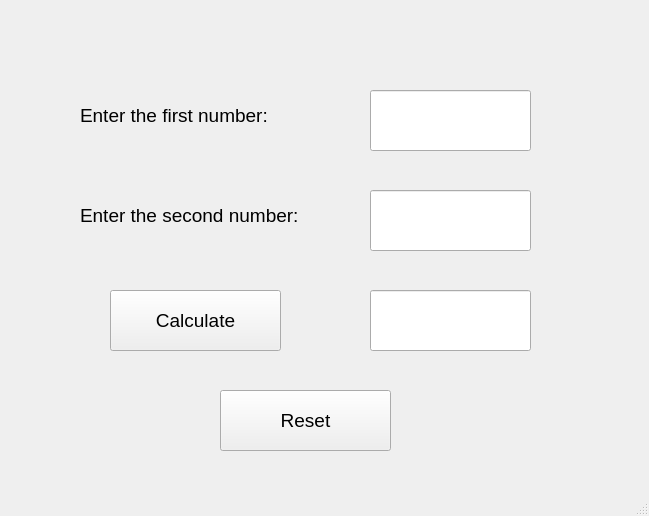
Before: the Qt Designer form Calculator/mainwindow.ui in danh21/QT_Basic_Calculator, drawn with Qt 5.
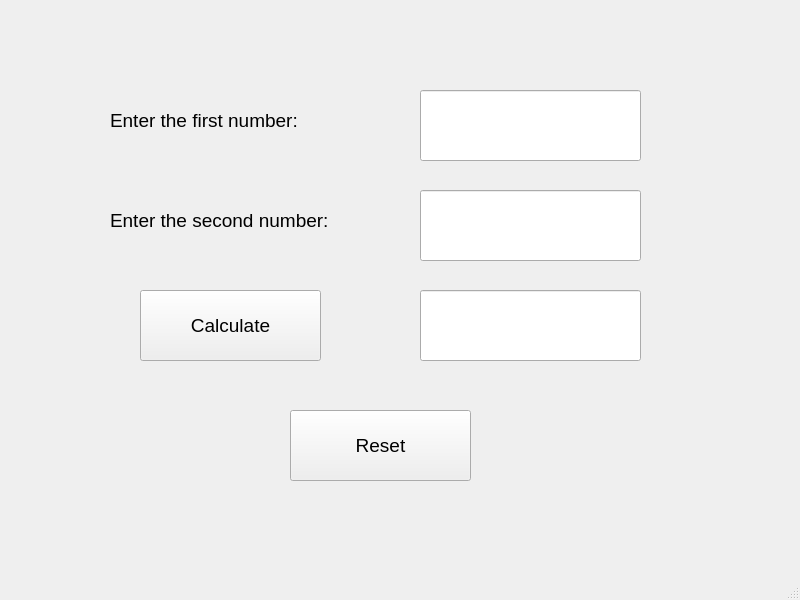
After: the same form once the commit is applied.

Patch:
```diff
--- a/Calculator/mainwindow.ui
+++ b/Calculator/mainwindow.ui
@@ -6,81 +6,21 @@
    <rect>
     <x>0</x>
     <y>0</y>
-    <width>649</width>
-    <height>516</height>
+    <width>800</width>
+    <height>600</height>
    </rect>
   </property>
   <property name="windowTitle">
    <string>MainWindow</string>
   </property>
   <widget class="QWidget" name="centralwidget">
-   <widget class="QLabel" name="label">
-    <property name="geometry">
-     <rect>
-      <x>80</x>
-      <y>90</y>
-      <width>241</width>
-      <height>51</height>
-     </rect>
-    </property>
-    <property name="font">
-     <font>
-      <pointsize>14</pointsize>
-     </font>
-    </property>
-    <property name="text">
-     <string>Enter the first number: </string>
-    </property>
-   </widget>
-   <widget class="QLabel" name="label_2">
-    <property name="geometry">
-     <rect>
-      <x>80</x>
-      <y>190</y>
-      <width>271</width>
-      <height>51</height>
-     </rect>
-    </property>
-    <property name="font">
-     <font>
-      <pointsize>14</pointsize>
-     </font>
-    </property>
-    <property name="text">
-     <string>Enter the second number: </string>
-    </property>
-   </widget>
-   <widget class="QLineEdit" name="num1">
-    <property name="geometry">
-     <rect>
-      <x>370</x>
-      <y>90</y>
-      <width>161</width>
-      <height>61</height>
-     </rect>
-    </property>
-    <property name="font">
-     <font>
-      <pointsize>16</pointsize>
-     </font>
-    </property>
-    <property name="mouseTracking">
-     <bool>false</bool>
-    </property>
-    <property name="tabletTracking">
-     <bool>false</bool>
-    </property>
-    <property name="alignment">
-     <set>Qt::AlignCenter</set>
-    </property>
-   </widget>
    <widget class="QPushButton" name="calcBtn">
     <property name="geometry">
      <rect>
-      <x>110</x>
+      <x>140</x>
       <y>290</y>
-      <width>171</width>
-      <height>61</height>
+      <width>181</width>
+      <height>71</height>
      </rect>
     </property>
     <property name="font">
@@ -92,13 +32,13 @@
      <string>Calculate</string>
     </property>
    </widget>
-   <widget class="QPushButton" name="resetBtn">
+   <widget class="QLabel" name="label">
     <property name="geometry">
      <rect>
-      <x>220</x>
-      <y>390</y>
-      <width>171</width>
-      <height>61</height>
+      <x>110</x>
+      <y>100</y>
+      <width>251</width>
+      <height>41</height>
      </rect>
     </property>
     <property name="font">
@@ -107,28 +47,66 @@
      </font>
     </property>
     <property name="text">
-     <string>Reset</string>
+     <string>Enter the first number:</string>
+    </property>
+   </widget>
+   <widget class="QLineEdit" name="num1">
+    <property name="geometry">
+     <rect>
+      <x>420</x>
+      <y>90</y>
+      <width>221</width>
+      <height>71</height>
+     </rect>
+    </property>
+    <property name="font">
+     <font>
+      <pointsize>14</pointsize>
+      <bold>false</bold>
+     </font>
+    </property>
+    <property name="text">
+     <string/>
+    </property>
+    <property name="alignment">
+     <set>Qt::AlignCenter</set>
+    </property>
+   </widget>
+   <widget class="QLabel" name="label_2">
+    <property name="geometry">
+     <rect>
+      <x>110</x>
+      <y>200</y>
+      <width>281</width>
+      <height>41</height>
+     </rect>
+    </property>
+    <property name="font">
+     <font>
+      <pointsize>14</pointsize>
+     </font>
+    </property>
+    <property name="text">
+     <string>Enter the second number:</string>
     </property>
    </widget>
    <widget class="QLineEdit" name="num2">
     <property name="geometry">
      <rect>
-      <x>370</x>
+      <x>420</x>
       <y>190</y>
-      <width>161</width>
-      <height>61</height>
+      <width>221</width>
+      <height>71</height>
      </rect>
     </property>
     <property name="font">
      <font>
-      <pointsize>16</pointsize>
+      <pointsize>14</pointsize>
+      <bold>false</bold>
      </font>
     </property>
-    <property name="mouseTracking">
-     <bool>false</bool>
-    </property>
-    <property name="tabletTracking">
-     <bool>false</bool>
+    <property name="text">
+     <string/>
     </property>
     <property name="alignment">
      <set>Qt::AlignCenter</set>
@@ -137,22 +115,20 @@
    <widget class="QLineEdit" name="result">
     <property name="geometry">
      <rect>
-      <x>370</x>
+      <x>420</x>
       <y>290</y>
-      <width>161</width>
-      <height>61</height>
+      <width>221</width>
+      <height>71</height>
      </rect>
     </property>
     <property name="font">
      <font>
-      <pointsize>16</pointsize>
+      <pointsize>14</pointsize>
+      <bold>false</bold>
      </font>
     </property>
-    <property name="mouseTracking">
-     <bool>false</bool>
-    </property>
-    <property name="tabletTracking">
-     <bool>false</bool>
+    <property name="text">
+     <string/>
     </property>
     <property name="alignment">
      <set>Qt::AlignCenter</set>
@@ -160,6 +136,27 @@
     <property name="readOnly">
      <bool>true</bool>
     </property>
+    <property name="clearButtonEnabled">
+     <bool>false</bool>
+    </property>
+   </widget>
+   <widget class="QPushButton" name="resetBtn">
+    <property name="geometry">
+     <rect>
+      <x>290</x>
+      <y>410</y>
+      <width>181</width>
+      <height>71</height>
+     </rect>
+    </property>
+    <property name="font">
+     <font>
+      <pointsize>14</pointsize>
+     </font>
+    </property>
+    <property name="text">
+     <string>Reset</string>
+    </property>
    </widget>
   </widget>
   <widget class="QMenuBar" name="menubar">
@@ -167,7 +164,7 @@
     <rect>
      <x>0</x>
      <y>0</y>
-     <width>649</width>
+     <width>800</width>
      <height>26</height>
     </rect>
    </property>
```
